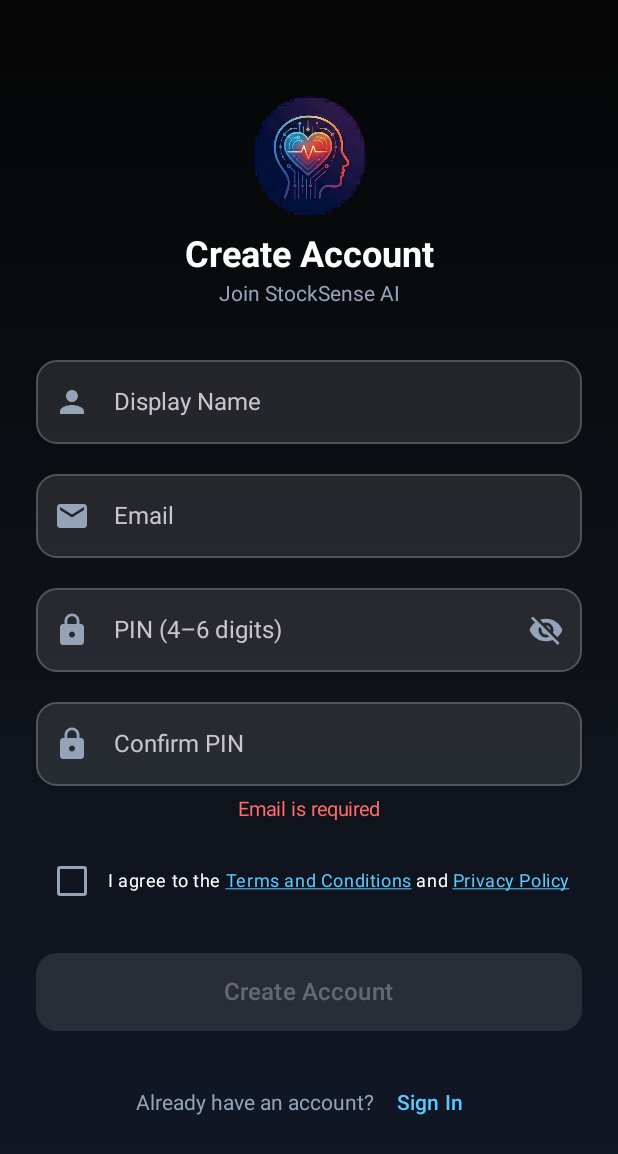
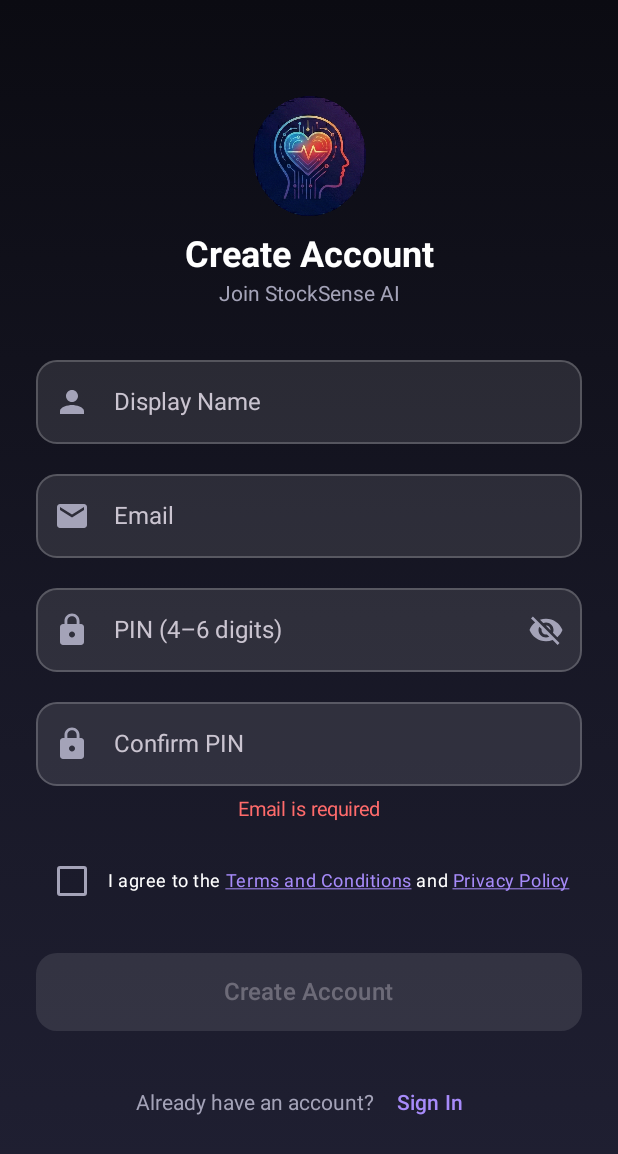
Before and after one commit to upamanyu92/Stocksense-financeAI, an Android app built with Jetpack Compose: the screen it shows after launch (MainActivity), after a tap on "Register", on a phone screen of 412 x 824 dp. Shown: the top 1154 px of the screen. Run offline under Robolectric (Android 15) with nearby library versions, the phone set to English and light mode, and no system bars; our stand-ins replace Room's generated code; libraries missing offline, so code that uses them is left out: org.tensorflow.lite; network calls fail; 4 statements that could not run were skipped; 1 other tap on this screen came first.

Commit message:
Apply violet Material 3 dark theme to StockSense

```diff
--- a/app/src/main/java/com/stocksense/app/ui/theme/Color.kt
+++ b/app/src/main/java/com/stocksense/app/ui/theme/Color.kt
@@ -2,35 +2,38 @@ package com.stocksense.app.ui.theme
 
 import androidx.compose.ui.graphics.Color
 
-// Premium dark palette for StockSense
-val DeepBlack = Color(0xFF050505)
-val Graphite = Color(0xFF0E1117)
-val Onyx = Color(0xFF111827)
-val NightGlare = Color(0x191A202C)
+// StockSense Material 3: midnight surfaces and violet brand accents.
+val DeepBlack = Color(0xFF0B0B12)
+val Graphite = Color(0xFF171725)
+val Onyx = Color(0xFF202033)
+val NightGlare = Color(0x192B2442)
 
+val AuroraPurple = Color(0xFFA78BFA)
+val VioletDeep = Color(0xFF8056DB)
+val VioletContainer = Color(0xFF342451)
+val VioletOnContainer = Color(0xFFE9DDFF)
 val NeonGreen = Color(0xFF3DF58C)
 val NeonGreenDeep = Color(0xFF11C770)
-val ElectricBlue = Color(0xFF5CC8FF)
-val ElectricBlueDeep = Color(0xFF1B9CDA)
+val ElectricBlue = AuroraPurple
+val ElectricBlueDeep = VioletDeep
 val SoftRed = Color(0xFFFF6B6B)
 val SoftRedDeep = Color(0xFFE94B4B)
-val AuroraPurple = Color(0xFF8B5CF6)
 val LuxeGold = Color(0xFFE3B341)
 
 val GlassStroke = Color(0x33FFFFFF)
 val GlassSurface = Color(0x1AFFFFFF)
-val MutedGrey = Color(0xFF94A3B8)
+val MutedGrey = Color(0xFFA4A3B8)
 val SubtleGreen = Color(0xFF4ADE80)
 val SubtleRed = Color(0xFFFB7185)
 
-// Legacy aliases kept to avoid breaking existing screens
+// Compatibility aliases used throughout existing dashboard, chat, and portfolio screens.
 val Green400 = SubtleGreen
 val Green700 = NeonGreenDeep
 val Red400 = SoftRed
 val Red700 = SoftRedDeep
 val Blue200 = ElectricBlue
 val Blue600 = ElectricBlueDeep
-val Blue800 = Color(0xFF0F5C9A)
+val Blue800 = Color(0xFF6342A5)
 val Grey100 = Color(0xFFF5F5F5)
 val Grey700 = Color(0xFF4B5563)
 val Grey900 = Graphite
```
